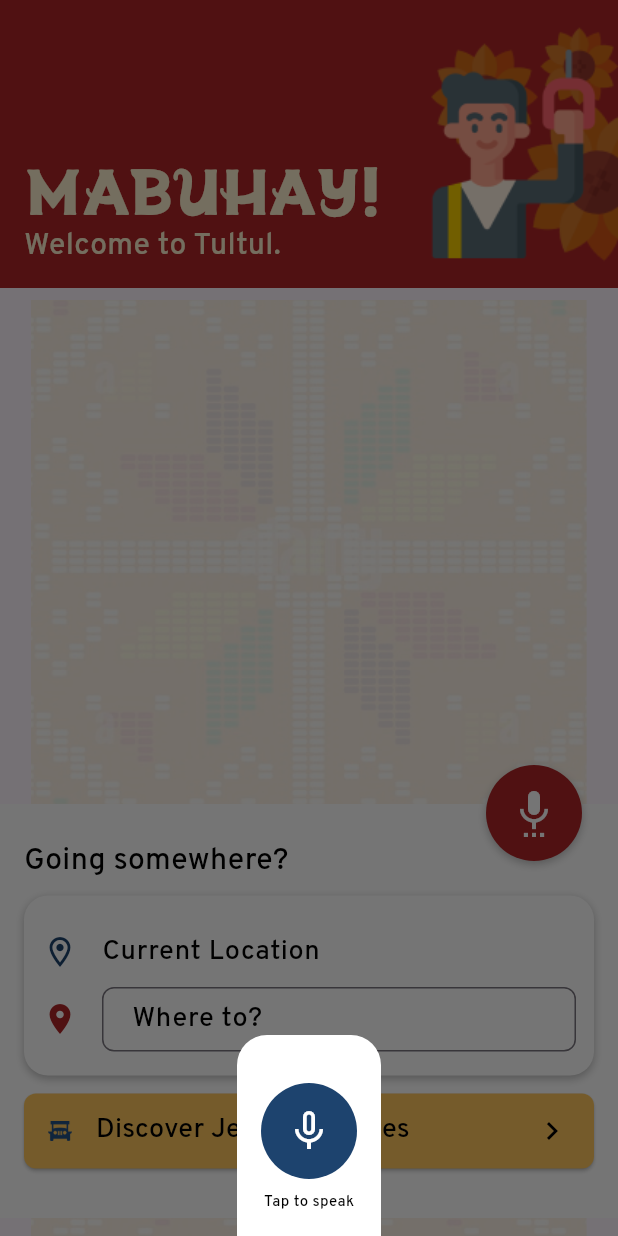
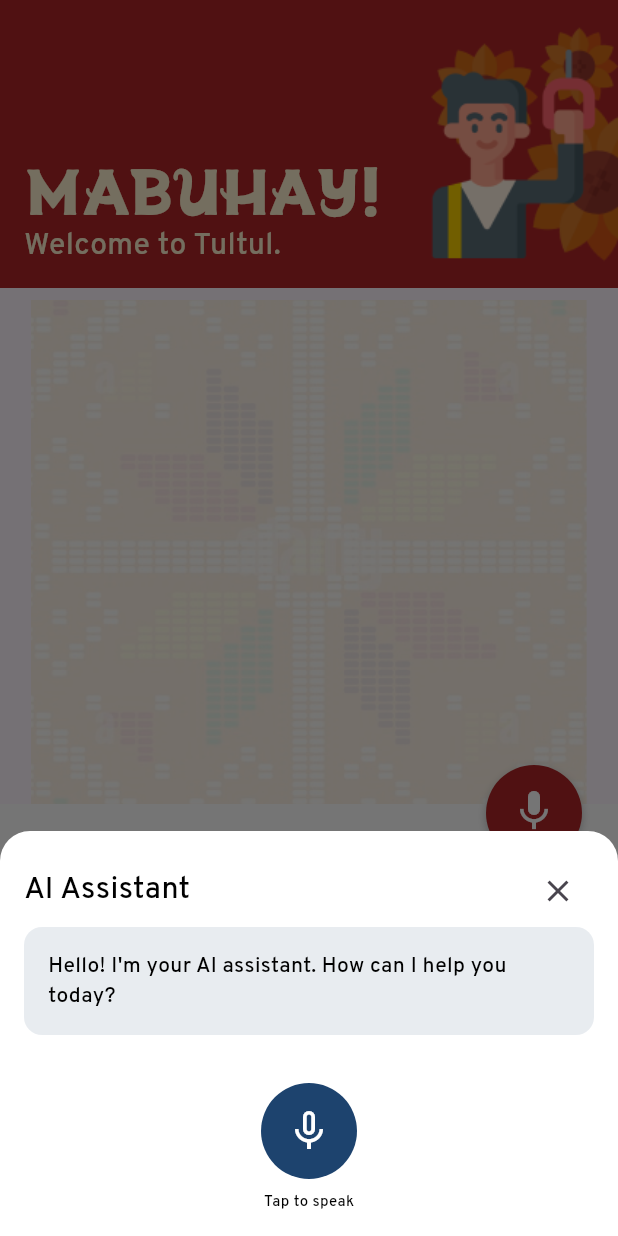
Before and after one commit to rokkunbruv/hacktose-intolerant, a Flutter app: the screen it shows after launch, after a tap on the "settings voice" icon, on a phone screen of 412 x 824 dp. Run offline on Flutter 3.47's test engine with Material 3 defaults, Android fonts, the phone set to English and light mode, and no system bars; our stand-ins replace dio, flutter_dotenv, flutter_tts, geolocator, google_generative_ai, google_maps_flutter and 2 more; missing offline and left inert: flutter_polyline_points.

Commit message:
fixed najud ni

```diff
--- a/frontend/lib/services/ai_assistant_service.dart
+++ b/frontend/lib/services/ai_assistant_service.dart
@@ -12,17 +12,61 @@ class AIAssistantService {
   GenerativeModel? _model;
   bool _isListening = false;
 
+  // Add conversation history and current location tracking
+  final List<Map<String, String>> _conversationHistory = [];
+  static const int _maxHistoryLength = 5; // Keep last 5 interactions
+  String? _userCurrentLocation; // Track user's stated location
+
   // Callbacks for UI updates
   final Function(String) onTranscription;
   final Function(bool) onListeningStateChanged;
   final Function(String, String) onRouteSearch;
+  final Function(String) onAIResponse; // Add callback for AI responses
 
   AIAssistantService({
     required this.onTranscription,
     required this.onListeningStateChanged,
     required this.onRouteSearch,
+    required this.onAIResponse, // Add to constructor
   }) {
     _initializeServices();
+  }
+
+  // Add method to update conversation history
+  void _updateConversationHistory(String userInput, String assistantResponse) {
+    // If there's a pending user message, update its response
+    if (_conversationHistory.isNotEmpty && _conversationHistory.last['assistant']!.isEmpty) {
+      _conversationHistory.last['assistant'] = assistantResponse;
+    } else {
+      // Otherwise add a new entry
+      _conversationHistory.add({
+        'user': userInput,
+        'assistant': assistantResponse,
+      });
+    }
+
+    // Keep only the last N interactions
+    if (_conversationHistory.length > _maxHistoryLength) {
+      _conversationHistory.removeAt(0);
+    }
+
+    // Notify UI of new AI response
+    onAIResponse(assistantResponse);
+  }
+
+  // Add getter for conversation history
+  List<Map<String, String>> get conversationHistory => _conversationHistory;
+
+  // Add method to get conversation context
+  String _getConversationContext() {
+    if (_conversationHistory.isEmpty) return '';
+
+    String context = 'Previous conversation:\n';
+    for (var interaction in _conversationHistory) {
+      context += 'User: ${interaction['user']}\n';
+      context += 'Assistant: ${interaction['assistant']}\n\n';
+    }
+    return context;
   }
 
   Future<void> _initializeServices() async {
@@ -85,6 +129,9 @@ class AIAssistantService {
       await _flutterTts.stop(); // Stop any ongoing speech
       await _flutterTts.awaitSpeakCompletion(true); // Wait for speech to complete
       await _flutterTts.speak(text);
+
+      // Only update the UI, don't add to history (that's handled by _updateConversationHistory)
+      onAIResponse(text);
     } catch (e) {
       debugPrint('Error in text-to-speech: $e');
     }
@@ -95,6 +142,12 @@ class AIAssistantService {
       await speak("I'm sorry, but I'm not properly configured. Please check the Gemini API key.");
       return;
     }
+
+    // Add the user's input to conversation history first
+    _conversationHistory.add({
+      'user': input,
+      'assistant': ''  // Will be updated when AI responds
+    });
 
     // Check if input contains location-related keywords
     if (input.toLowerCase().contains('route to') ||
@@ -114,7 +167,7 @@ class AIAssistantService {
       await speak("I'll help you find that route.");
 
       // Use Gemini to extract locations
-      final prompt = '''Extract the origin and destination locations from this navigation request: "$input"
+      final prompt = '''${_getConversationContext()}Extract the origin and destination locations from this navigation request: "$input"
       If no origin is specified, use "current location".
       Format your response exactly like this example, with no other text:
       Origin: current location
@@ -143,7 +196,9 @@ class AIAssistantService {
       final responseText = response.text;
 
       if (responseText == null || responseText.isEmpty) {
-        await speak("I had trouble understanding the locations. Could you please try again?");
+        final errorMessage = "I had trouble understanding the locations. Could you please try again?";
+        _updateConversationHistory(input, errorMessage);
+        await speak(errorMessage);
         return;
       }
 
@@ -165,68 +220,163 @@ class AIAssistantService {
 
       // Validate and proceed
       if (destination.isNotEmpty) {
+        String responseMessage;
         if (origin == "current location") {
-          await speak("I'll find directions to $destination from your current location.");
+          responseMessage = "I'll find directions to $destination from your current location.";
         } else {
-          await speak("I'll find directions from $origin to $destination.");
+          responseMessage = "I'll find directions from $origin to $destination.";
         }
+
+        _updateConversationHistory(input, responseMessage);
+        await speak(responseMessage);
 
         // Trigger the route search with a slight delay to ensure form fields are populated
         await Future.delayed(Duration(milliseconds: 500));
         onRouteSearch(origin, destination);
       } else {
-        await speak("I couldn't understand where you want to go. Could you please specify your destination more clearly? For example, say 'Take me to SM City Cebu' or 'Route to Ayala Center'.");
+        final errorMessage = "I couldn't understand where you want to go. Could you please specify your destination more clearly? For example, say 'Take me to SM City Cebu' or 'Route to Ayala Center'.";
+        _updateConversationHistory(input, errorMessage);
+        await speak(errorMessage);
       }
     } catch (e) {
       debugPrint('Error in route request: $e');
-      await speak("I had trouble understanding the locations. Could you please try again with clearer location names?");
+      final errorMessage = "I had trouble understanding the locations. Could you please try again with clearer location names?";
+      _updateConversationHistory(input, errorMessage);
+      await speak(errorMessage);
     }
   }
 
   Future<void> _handleGeneralQuery(String input) async {
     try {
       if (input.trim().isEmpty) {
-        await speak("I didn't catch that. Could you please repeat?");
+        final errorMessage = "I didn't catch that. Could you please repeat?";
+        _updateConversationHistory(input, errorMessage);
+        await speak(errorMessage);
         return;
       }
 
-      // Handle common queries without using AI
+      // Handle common queries without AI
       final lowerInput = input.toLowerCase();
+      String responseMessage;
+
       if (lowerInput.contains('hello') || lowerInput.contains('hi ')) {
-        await speak("Hello! I'm here to help you find routes or answer your questions.");
-        return;
-      }
-      if (lowerInput.contains('how are you')) {
-        await speak("I'm doing well, thank you! How can I assist you today?");
-        return;
-      }
-      if (lowerInput.contains('thank you') || lowerInput.contains('thanks')) {
-        await speak("You're welcome! Let me know if you need anything else.");
-        return;
-      }
+        responseMessage = "Hello! I'm here to help you find routes or answer your questions.";
+      } else if (lowerInput.contains('how are you')) {
+        responseMessage = "I'm doing well, thank you! How can I assist you today?";
+      } else if (lowerInput.contains('thank you') || lowerInput.contains('thanks')) {
+        responseMessage = "You're welcome! Let me know if you need anything else.";
+      } else {
+        // For other queries, use Gemini with location extraction
+        final prompt = '''${_getConversationContext()}Based on the conversation context and this message: "$input"
+        Determine the intent and extract location information. Consider these cases:
+        1. User is stating their current location (e.g., "I'm at", "I am in", "I'm currently at")
+        2. User is asking for directions (needs both origin and destination)
+        3. General query (no location information)
 
-      // For other queries, use Gemini
-      final prompt = '''Act as a helpful AI assistant. Provide a natural, conversational response to: "$input"
-      Keep it concise and friendly. If unsure, ask for clarification.
-      If it's about locations, provide helpful navigation-related information.''';
+        Format the response in one of these ways:
+
+        For current location statements:
+        CURRENT_LOCATION
+        Location: [standardized location name]
+
+        For route requests:
+        ROUTE_REQUEST
+        Origin: [origin]
+        Destination: [destination]
+
+        For general queries:
+        GENERAL_RESPONSE
+        [Your helpful response here]
+
+        Common location mappings to use:
+        - "SM City Cebu" -> "SM City Cebu, North Reclamation Area, Cebu City"
+        - "UP Cebu" or "University of the Philippines" -> "University of the Philippines Cebu, Gorordo Avenue, Lahug, Cebu City"
+        - "Ayala" or "Ayala Center" -> "Ayala Center Cebu, Archbishop Reyes Avenue, Cebu City"
+        - "Carbon Market" -> "Carbon Market, Cebu City"
+        - "IT Park" -> "Cebu IT Park, Lahug, Cebu City"''';
 
         final content = [Content.text(prompt)];
         final response = await _model!.generateContent(content);
         final responseText = response.text;
 
         if (responseText != null && responseText.isNotEmpty) {
-        String cleanResponse = responseText
+          final lines = responseText.split('\n');
+          final responseType = lines[0].trim();
+
+          if (responseType == 'CURRENT_LOCATION') {
+            // User is stating their current location
+            responseMessage = "I'm not sure where you are. Could you please be more specific?"; // Default message
+            for (var line in lines) {
+              if (line.startsWith('Location:')) {
+                final location = line.substring(9).trim();
+                _userCurrentLocation = location; // Store the location
+                responseMessage = "I understand you're at $location. Where would you like to go?";
+                break;
+              }
+            }
+          } else if (responseType == 'ROUTE_REQUEST') {
+            String origin = _userCurrentLocation ?? "current location";
+            String destination = "";
+            responseMessage = "I couldn't understand your route request. Could you please specify where you want to go?"; // Default message
+
+            for (var line in lines) {
+              if (line.startsWith('Origin:')) {
+                final extractedOrigin = line.substring(7).trim();
+                if (extractedOrigin != "current location") {
+                  origin = extractedOrigin;
+                }
+              } else if (line.startsWith('Destination:')) {
+                destination = line.substring(12).trim();
+              }
+            }
+
+            if (destination.isNotEmpty) {
+              // We have both origin and destination, proceed with route search
+              if (origin == "current location") {
+                responseMessage = "I'll find directions to $destination from your current location.";
+              } else {
+                responseMessage = "I'll find directions from $origin to $destination.";
+              }
+
+              _updateConversationHistory(input, responseMessage);
+              await speak(responseMessage);
+
+              // Trigger route search
+              await Future.delayed(Duration(milliseconds: 500));
+              onRouteSearch(origin, destination);
+              return;
+            }
+          } else {
+            // General response
+            responseMessage = responseText
+                .replaceAll('GENERAL_RESPONSE\n', '')
                 .replaceAll(RegExp(r'\*\*|\*|`|#|>'), '')
                 .replaceAll(RegExp(r'\n{2,}'), ' ')
                 .trim();
-        await speak(cleanResponse);
+          }
         } else {
-        await speak("I'm not sure about that. Could you please rephrase your question?");
+          responseMessage = "I'm not sure about that. Could you please rephrase your question?";
         }
+      }
+
+      _updateConversationHistory(input, responseMessage);
+      await speak(responseMessage);
     } catch (e) {
       debugPrint('Error in general query: $e');
-      await speak("I'm having trouble processing that request. Could you try asking in a different way?");
+      final errorMessage = "I'm having trouble processing that request. Could you try asking in a different way?";
+      _updateConversationHistory(input, errorMessage);
+      await speak(errorMessage);
     }
+  }
+
+  // Add method to add greeting
+  Future<void> addGreeting(String greeting) async {
+    _conversationHistory.add({
+      'user': '',
+      'assistant': greeting
+    });
+    onAIResponse(greeting);
+    await speak(greeting);
   }
 
   bool get isListening => _isListening;
--- a/frontend/lib/widgets/ai_assistant_widget.dart
+++ b/frontend/lib/widgets/ai_assistant_widget.dart
@@ -26,11 +26,19 @@ class _AIAssistantWidgetState extends State<AIAssistantWidget> {
   late AIAssistantService _aiAssistant;
   bool _isListening = false;
   String _transcription = '';
+  String _aiResponse = '';
+  final ScrollController _scrollController = ScrollController();
 
   @override
   void initState() {
     super.initState();
     _initializeAIAssistant();
+  }
+
+  @override
+  void dispose() {
+    _scrollController.dispose();
+    super.dispose();
   }
 
   Future<void> _initializeAIAssistant() async {
@@ -54,7 +62,9 @@ class _AIAssistantWidgetState extends State<AIAssistantWidget> {
             // Get coordinates for destination
             List<Location> destLocations = await PlacesApi.getLocations(destination);
             if (destLocations.isEmpty) {
-              _aiAssistant.speak("I couldn't find that destination. Please try again with a different location.");
+              final errorMessage = "I couldn't find that destination. Please try again with a different location.";
+              setState(() => _aiResponse = errorMessage);
+              _aiAssistant.speak(errorMessage);
               return;
             }
 
@@ -62,7 +72,9 @@ class _AIAssistantWidgetState extends State<AIAssistantWidget> {
             if (origin != "current location") {
               List<Location> originLocations = await PlacesApi.getLocations(origin);
               if (originLocations.isEmpty) {
-                _aiAssistant.speak("I couldn't find that starting location. Please try again with a different location.");
+                final errorMessage = "I couldn't find that starting location. Please try again with a different location.";
+                setState(() => _aiResponse = errorMessage);
+                _aiAssistant.speak(errorMessage);
                 return;
               }
               routeProvider.setOrigin(originLocations[0]);
@@ -76,16 +88,31 @@ class _AIAssistantWidgetState extends State<AIAssistantWidget> {
 
             // Find routes
             await routeProvider.findRoutes();
-
           } catch (e) {
             debugPrint('Error in route search: $e');
-            _aiAssistant.speak("I had trouble finding that route. Please try again.");
+            final errorMessage = "I had trouble finding that route. Please try again.";
+            setState(() => _aiResponse = errorMessage);
+            _aiAssistant.speak(errorMessage);
           }
+        },
+        onAIResponse: (response) {
+          setState(() => _aiResponse = response);
+          // Scroll to bottom after a short delay to ensure the new content is rendered
+          Future.delayed(Duration(milliseconds: 100), () {
+            if (_scrollController.hasClients) {
+              _scrollController.animateTo(
+                _scrollController.position.maxScrollExtent,
+                duration: Duration(milliseconds: 300),
+                curve: Curves.easeOut,
+              );
+            }
+          });
         },
       );
 
       // Initial greeting
-      _aiAssistant.speak("Hello! I'm your AI assistant. How can I help you today?");
+      final greeting = "Hello! I'm your AI assistant. How can I help you today?";
+      await _aiAssistant.addGreeting(greeting);
     } else {
       debugPrint('Microphone permission denied');
     }
@@ -106,8 +133,79 @@ class _AIAssistantWidgetState extends State<AIAssistantWidget> {
       child: Column(
         mainAxisSize: MainAxisSize.min,
         children: [
-          // Transcription display
-          if (_transcription.isNotEmpty)
+          // Header with close button
+          Row(
+            mainAxisAlignment: MainAxisAlignment.spaceBetween,
+            children: [
+              Text(
+                'AI Assistant',
+                style: AppTextStyles.label3,
+              ),
+              IconButton(
+                icon: Icon(Icons.close),
+                onPressed: () => Navigator.pop(context),
+              ),
+            ],
+          ),
+          // Conversation history
+          Flexible(
+            child: SingleChildScrollView(
+              controller: _scrollController,
+              child: Column(
+                crossAxisAlignment: CrossAxisAlignment.stretch,
+                children: [
+                  // Display conversation history
+                  ..._aiAssistant.conversationHistory.map((interaction) {
+                    final List<Widget> messageWidgets = [];
+
+                    // Add user message only if it's not empty
+                    if (interaction['user']!.isNotEmpty) {
+                      messageWidgets.add(
+                        Container(
+                          padding: const EdgeInsets.all(16),
+                          decoration: BoxDecoration(
+                            color: AppColors.lightGray,
+                            borderRadius: BorderRadius.circular(12),
+                          ),
+                          child: Text(
+                            interaction['user']!,
+                            style: AppTextStyles.label5,
+                          ),
+                        ),
+                      );
+                    }
+
+                    // Add AI response if it exists
+                    if (interaction['assistant']!.isNotEmpty) {
+                      if (messageWidgets.isNotEmpty) {
+                        messageWidgets.add(const SizedBox(height: 8));
+                      }
+                      messageWidgets.add(
+                        Container(
+                          padding: const EdgeInsets.all(16),
+                          decoration: BoxDecoration(
+                            color: AppColors.navy.withOpacity(0.1),
+                            borderRadius: BorderRadius.circular(12),
+                          ),
+                          child: Text(
+                            interaction['assistant']!,
+                            style: AppTextStyles.label5,
+                          ),
+                        ),
+                      );
+                    }
+
+                    if (messageWidgets.isNotEmpty) {
+                      messageWidgets.add(const SizedBox(height: 16));
+                    }
+
+                    return Column(
+                      crossAxisAlignment: CrossAxisAlignment.stretch,
+                      children: messageWidgets,
+                    );
+                  }).toList(),
+                  // Current transcription if any
+                  if (_transcription.isNotEmpty && !_aiAssistant.conversationHistory.any((m) => m['user'] == _transcription))
                     Container(
                       padding: const EdgeInsets.all(16),
                       decoration: BoxDecoration(
@@ -117,6 +215,10 @@ class _AIAssistantWidgetState extends State<AIAssistantWidget> {
                       child: Text(
                         _transcription,
                         style: AppTextStyles.label5,
+                      ),
+                    ),
+                ],
+              ),
             ),
           ),
           const SizedBox(height: 16),
```
Lines whose indentation alone changed are shown as unchanged.
